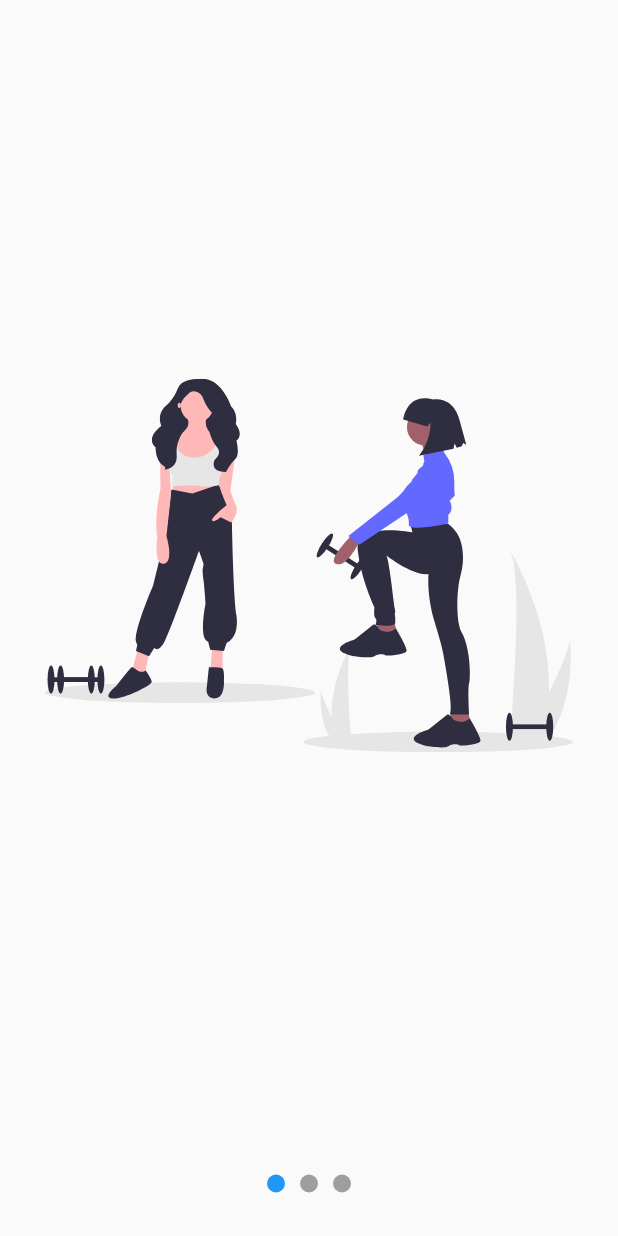
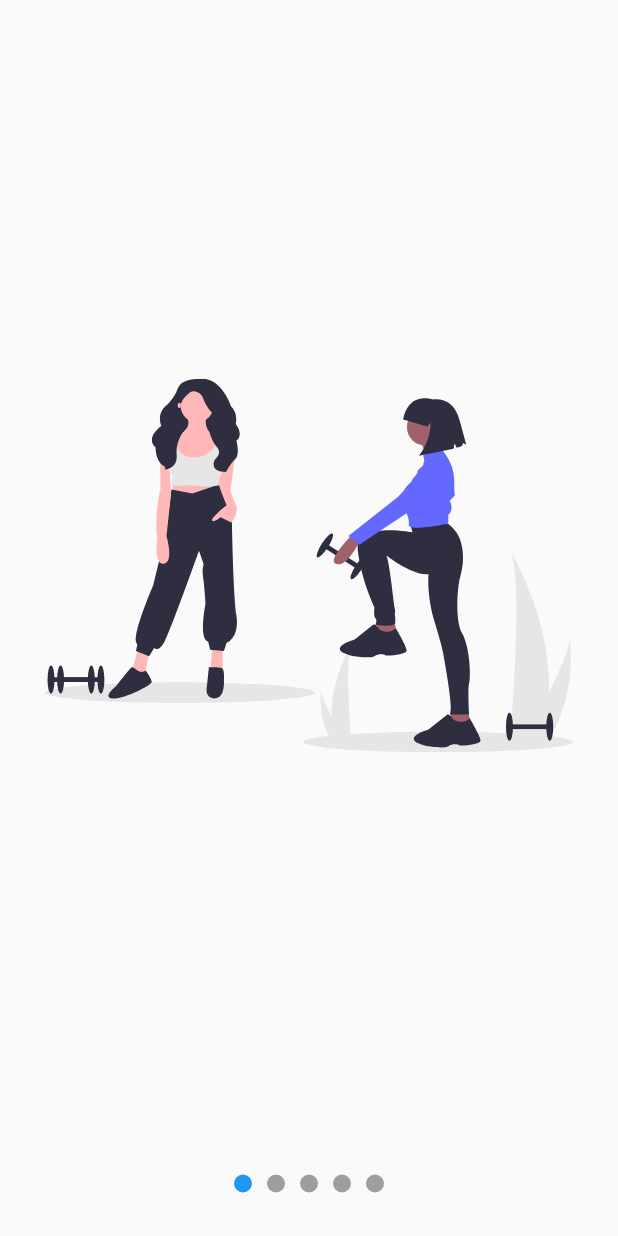
Before and after one commit to keremyalex/proyectosoftware, a Flutter app: the screen it shows after launch, on a phone screen of 412 x 824 dp. Run offline on Flutter 3.47's test engine with Material 2 defaults, Android fonts, the phone set to English and light mode, and no system bars; our stand-ins replace flutter_svg.

Commit message:
slide completo

```diff
--- a/lib/main.dart
+++ b/lib/main.dart
@@ -3,7 +3,7 @@ import 'package:flutter/rendering.dart';
 import 'package:proyectosoftware/pages/slideshow_page.dart';
 
 void main() {
-  debugPaintSizeEnabled = false;
+  debugPaintSizeEnabled = true;
   runApp(MyApp());
 }
 
--- a/lib/pages/slideshow_page.dart
+++ b/lib/pages/slideshow_page.dart
@@ -6,15 +6,30 @@ class SlideShowPage extends StatelessWidget {
   @override
   Widget build(BuildContext context) {
     return Scaffold(
-      body: SlideShow(
-        slides: <Widget>[
-          SvgPicture.asset('assets/svgs/slide-1.svg'),
-          SvgPicture.asset('assets/svgs/slide-2.svg'),
-          SvgPicture.asset('assets/svgs/slide-3.svg'),
-          SvgPicture.asset('assets/svgs/slide-4.svg'),
-          SvgPicture.asset('assets/svgs/slide-5.svg'),
+      body: Column(
+        children: <Widget>[
+          Expanded(child: MiSlideShow()),
         ],
       ),
     );
   }
 }
+
+class MiSlideShow extends StatelessWidget {
+  const MiSlideShow({
+    Key key,
+  }) : super(key: key);
+
+  @override
+  Widget build(BuildContext context) {
+    return SlideShow(
+      slides: <Widget>[
+        SvgPicture.asset('assets/svgs/slide-1.svg'),
+        SvgPicture.asset('assets/svgs/slide-2.svg'),
+        SvgPicture.asset('assets/svgs/slide-3.svg'),
+        SvgPicture.asset('assets/svgs/slide-4.svg'),
+        SvgPicture.asset('assets/svgs/slide-5.svg'),
+      ],
+    );
+  }
+}
--- a/lib/widgets/slideshow.dart
+++ b/lib/widgets/slideshow.dart
@@ -15,7 +15,7 @@ class SlideShow extends StatelessWidget {
         child: Column(
           children: <Widget>[
             Expanded(child: _Slides(this.slides)),
-            _Dots(),
+            _Dots(this.slides.length),
           ],
         ),
       ),
@@ -67,6 +67,9 @@ class __SlidesState extends State<_Slides> {
 }
 
 class _Dots extends StatelessWidget {
+  final int totalSlides;
+  _Dots(this.totalSlides);
+
   @override
   Widget build(BuildContext context) {
     return Container(
@@ -75,11 +78,12 @@ class _Dots extends StatelessWidget {
       //color: Colors.red,
       child: Row(
         mainAxisAlignment: MainAxisAlignment.center,
-        children: <Widget>[
-          _Dot(0),
-          _Dot(1),
-          _Dot(2),
-        ],
+        // children: <Widget>[
+        //   _Dot(0),
+        //   _Dot(1),
+        //   _Dot(2),
+        // ],
+        children: List.generate(this.totalSlides, (index) => _Dot(index)),
       ),
     );
   }
@@ -113,7 +117,7 @@ class _Slide extends StatelessWidget {
   Widget build(BuildContext context) {
     return Container(
       width: double.infinity,
-      height: double.infinity,
+      height: 100,
       padding: EdgeInsets.all(30.0),
       child: slide,
     );
```
